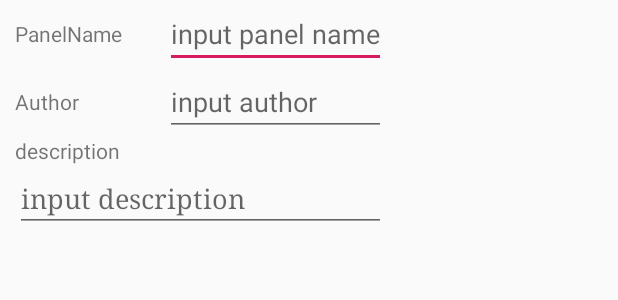
After one commit to PhaseTechnician/SignalPanel, an Android app: the layout new_panel_dialog.xml on its own in the app's theme, with its tools: preview values and no code run, on a phone screen of 412 x 824 dp. The commit adds this screen. Shown: the top 300 px of the screen. Run offline under Robolectric (Android 15) with nearby library versions, the phone set to English and light mode, and no system bars.

Commit message:
add new creat panel Dialog
Signed-off-by: 萨古拉斯 <1448973286@qq.com>

```diff
--- /dev/null
+++ b/app/src/main/res/layout/new_panel_dialog.xml
@@ -0,0 +1,69 @@
+<?xml version="1.0" encoding="utf-8"?>
+<LinearLayout xmlns:android="http://schemas.android.com/apk/res/android"
+    xmlns:app="http://schemas.android.com/apk/res-auto"
+    xmlns:tools="http://schemas.android.com/tools"
+    android:layout_width="wrap_content"
+    android:layout_height="wrap_content"
+    android:gravity="center"
+    android:orientation="vertical">
+
+    <LinearLayout
+        android:layout_width="match_parent"
+        android:layout_height="wrap_content"
+        android:gravity="left|center_vertical"
+        android:orientation="horizontal"
+        android:layout_marginLeft="10dp"
+        android:layout_marginRight="10dp">
+
+        <TextView
+            android:layout_width="100dp"
+            android:layout_height="match_parent"
+            android:gravity="center_vertical"
+            android:text="PanelName" />
+
+        <EditText
+            android:id="@+id/input_panel_name"
+            android:layout_width="match_parent"
+            android:layout_height="wrap_content"
+            android:hint="input panel name"
+            android:selectAllOnFocus="true"
+            android:singleLine="true" />
+    </LinearLayout>
+    <LinearLayout
+        android:layout_width="match_parent"
+        android:layout_height="wrap_content"
+        android:gravity="left|center_vertical"
+        android:orientation="horizontal"
+        android:layout_marginLeft="10dp"
+        android:layout_marginRight="10dp">
+
+        <TextView
+            android:layout_width="100dp"
+            android:layout_height="match_parent"
+            android:gravity="center_vertical"
+            android:text="Author" />
+
+        <EditText
+            android:id="@+id/input_panel_author"
+            android:layout_width="match_parent"
+            android:layout_height="wrap_content"
+            android:hint="input author"
+            android:selectAllOnFocus="true"
+            android:singleLine="true" />
+    </LinearLayout>
+
+    <TextView
+        android:layout_width="match_parent"
+        android:layout_height="match_parent"
+        android:text="description"
+        android:layout_marginLeft="10dp"
+        android:layout_marginRight="10dp"/>
+    <MultiAutoCompleteTextView
+        android:id="@+id/input_panel_desc"
+        android:layout_width="match_parent"
+        android:layout_height="wrap_content"
+        android:hint="input description"
+        android:typeface="serif"
+        android:layout_marginLeft="10dp"
+        android:layout_marginRight="10dp"/>
+</LinearLayout>
```
Also changed, not shown: app/src/main/java/com/phase/czq/signalpanel/ConfigPanelActivity.java (+29 -0 lines), app/src/main/java/com/phase/czq/signalpanel/MainActivity.java (+67 -36 lines).
